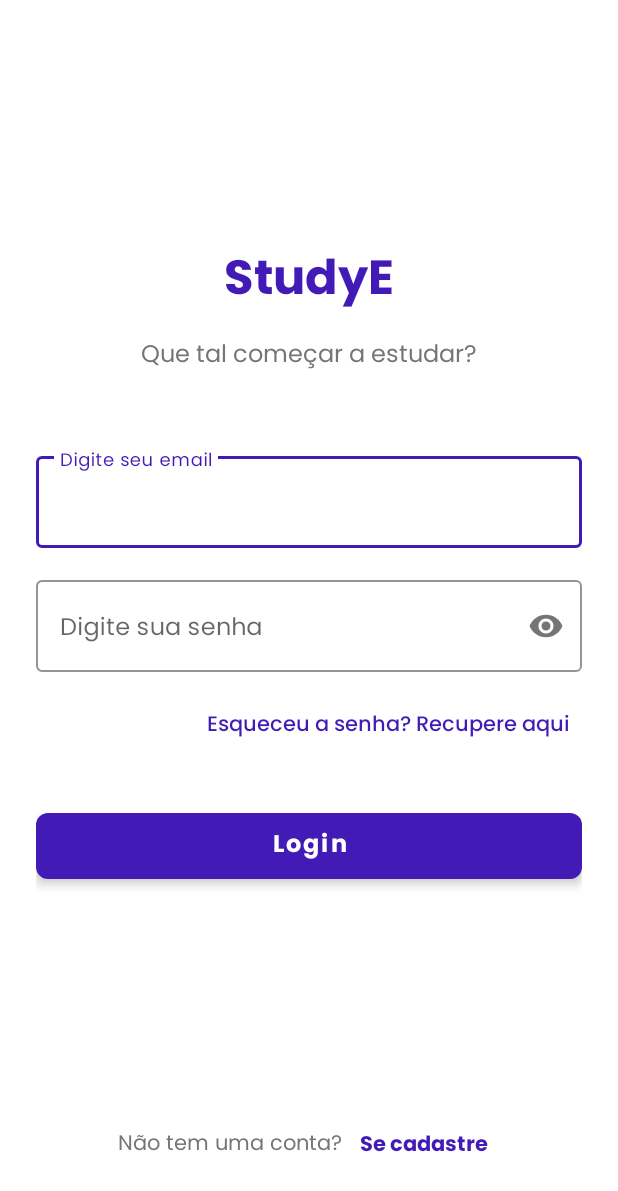
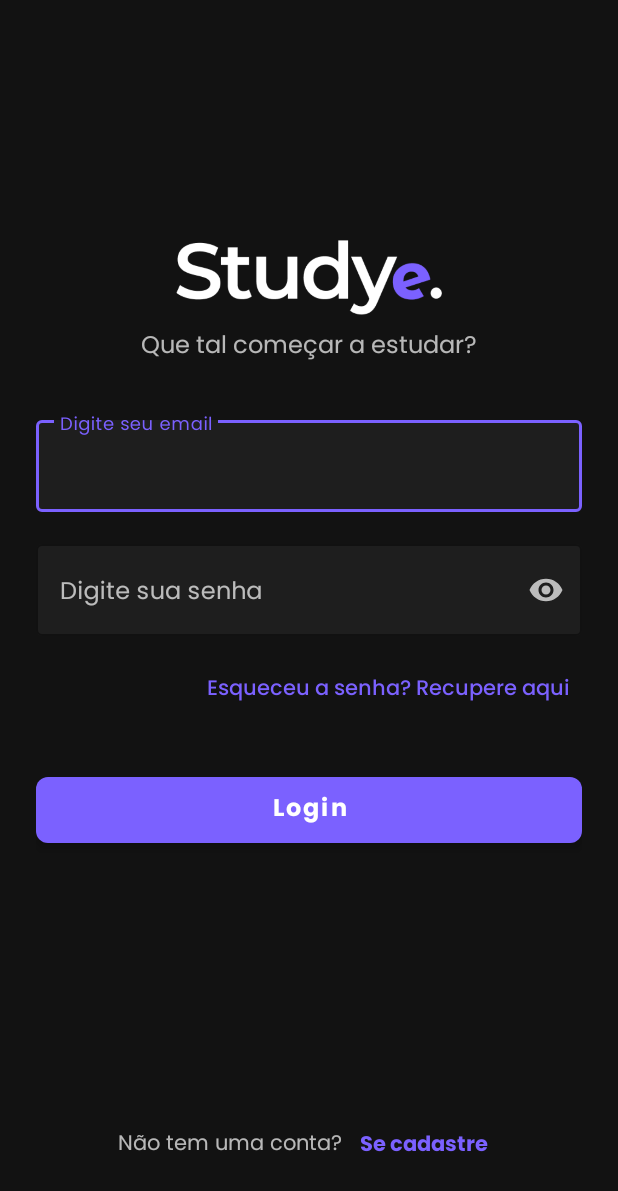
Before and after one commit to Krydelmany/StudyE, an Android app built with Jetpack Compose: the screen it shows after launch (LoginActivity), on a phone screen of 412 x 824 dp. Shown: the top 1191 px of the screen. Run offline under Robolectric (Android 15) with nearby library versions, the phone set to English and light mode, and no system bars.

Commit message:
Alteração para a versão dark

```diff
--- a/app/src/main/res/layout/activity_login.xml
+++ b/app/src/main/res/layout/activity_login.xml
@@ -19,18 +19,16 @@
 
             <!-- Logo Section -->
 
-            <TextView
+
+            <ImageView
                 android:id="@+id/logoText"
                 android:layout_width="wrap_content"
-                android:layout_height="wrap_content"
+                android:layout_height="50dp"
                 android:layout_marginTop="160dp"
-                android:fontFamily="@font/poppins_bold"
-                android:text="@string/app_name"
-                android:textColor="@color/primary"
-                android:textSize="32sp"
                 app:layout_constraintEnd_toEndOf="parent"
                 app:layout_constraintStart_toStartOf="parent"
-                app:layout_constraintTop_toTopOf="parent" />
+                app:layout_constraintTop_toTopOf="parent"
+                app:srcCompat="@drawable/logo_studye" />
 
             <TextView
                 android:id="@+id/descricao"
@@ -51,13 +49,13 @@
                 style="@style/Widget.MaterialComponents.TextInputLayout.OutlinedBox"
                 android:layout_width="match_parent"
                 android:layout_height="wrap_content"
-                android:layout_marginTop="48dp"
+                android:layout_marginTop="30dp"
                 android:hint="@string/email_hint"
+                android:textColorHint="@color/text_secondary"
+                app:boxBackgroundColor="@color/input_background"
                 app:boxStrokeColor="@color/primary"
-                app:errorTextAppearance="@style/TextAppearance.AppCompat.Small"
                 app:hintTextColor="@color/primary"
-                app:layout_constraintTop_toBottomOf="@id/descricao"
-                tools:layout_editor_absoluteX="24dp">
+                app:layout_constraintTop_toBottomOf="@id/descricao">
 
                 <com.google.android.material.textfield.TextInputEditText
                     android:id="@+id/emailInput"
@@ -66,6 +64,7 @@
                     android:fontFamily="@font/poppins"
                     android:inputType="textEmailAddress"
                     android:maxLines="1"
+                    android:textColor="@color/text_primary"
                     android:textSize="16sp" />
 
             </com.google.android.material.textfield.TextInputLayout>
@@ -77,11 +76,13 @@
                 android:layout_height="wrap_content"
                 android:layout_marginTop="16dp"
                 android:hint="@string/password_hint"
+                android:textColorHint="@color/text_secondary"
+                app:boxBackgroundColor="@color/input_background"
                 app:boxStrokeColor="@color/primary"
                 app:hintTextColor="@color/primary"
                 app:layout_constraintTop_toBottomOf="@id/emailInputLayout"
                 app:passwordToggleEnabled="true"
-                tools:layout_editor_absoluteX="24dp">
+                app:passwordToggleTint="@color/text_secondary">
 
                 <com.google.android.material.textfield.TextInputEditText
                     android:id="@+id/passwordInput"
@@ -90,6 +91,7 @@
                     android:fontFamily="@font/poppins"
                     android:inputType="textPassword"
                     android:maxLines="1"
+                    android:textColor="@color/text_primary"
                     android:textSize="16sp" />
             </com.google.android.material.textfield.TextInputLayout>
 
@@ -99,13 +101,13 @@
                 android:layout_width="wrap_content"
                 android:layout_height="wrap_content"
                 android:layout_marginTop="16dp"
+                android:background="?attr/selectableItemBackground"
                 android:clickable="true"
                 android:focusable="true"
                 android:fontFamily="@font/poppins_medium"
                 android:padding="8dp"
                 android:text="@string/forgot_password"
                 android:textColor="@color/primary"
-                android:background="?attr/selectableItemBackground"
                 app:layout_constraintEnd_toEndOf="parent"
                 app:layout_constraintTop_toBottomOf="@id/passwordInputLayout" />
 
@@ -115,15 +117,15 @@
                 android:layout_width="match_parent"
                 android:layout_height="56dp"
                 android:layout_marginTop="32dp"
+                android:elevation="4dp"
                 android:fontFamily="@font/poppins_bold"
+                android:stateListAnimator="@null"
                 android:text="@string/login"
                 android:textAllCaps="false"
+                android:textColor="@color/white"
                 android:textSize="16sp"
-                android:textColor="@color/white"
+                app:backgroundTint="@color/primary"
                 app:cornerRadius="8dp"
-                android:elevation="4dp"
-                android:stateListAnimator="@null"
-                app:backgroundTint="@color/primary"
                 app:layout_constraintTop_toBottomOf="@id/forgotPasswordText" />
 
             <!-- Sign Up Section -->
@@ -153,12 +155,12 @@
                     android:layout_width="wrap_content"
                     android:layout_height="wrap_content"
                     android:layout_marginStart="4dp"
+                    android:background="?attr/selectableItemBackground"
                     android:clickable="true"
                     android:focusable="true"
                     android:fontFamily="@font/poppins_bold"
                     android:padding="8dp"
                     android:text="@string/sign_up"
-                    android:background="?attr/selectableItemBackground"
                     android:textColor="@color/primary" />
             </LinearLayout>
 
--- a/app/src/main/res/values/colors.xml
+++ b/app/src/main/res/values/colors.xml
@@ -1,17 +1,18 @@
 <?xml version="1.0" encoding="utf-8"?>
 <resources>
-    <color name="purple_200">#FFBB86FC</color>
-    <color name="purple_500">#FF6200EE</color>
-    <color name="purple_700">#FF3700B3</color>
-    <color name="teal_200">#FF03DAC5</color>
-    <color name="teal_700">#FF018786</color>
-    <color name="black">#FF000000</color>
-    <color name="white">#FFFFFFFF</color>
-    <color name="primary">#421bb6</color>
-    <color name="background_color">#FFFFFF</color>
-    <color name="text_secondary">#757575</color>
-    <color name="divider">#E0E0E0</color>
-    <color name="stroke_color">#E0E0E0</color>
+    <!-- Cores base -->
+    <color name="primary">#7b61ff</color>
+    <color name="background_color">#121212</color>
 
+    <!-- Cores de texto -->
+    <color name="text_primary">#FFFFFF</color>
+    <color name="text_secondary">#B3FFFFFF</color>
 
+    <!-- Cores dos inputs -->
+    <color name="input_background">#1E1E1E</color>
+    <color name="input_stroke">#2F2F2F</color>
+
+    <!-- Cores padrão -->
+    <color name="white">#FFFFFF</color>
+    <color name="black">#000000</color>
 </resources>
```
Also changed, not shown: app/src/main/res/layout/activity_intro.xml (+11 -12 lines), app/src/main/res/drawable/logo_studye.png (added).
